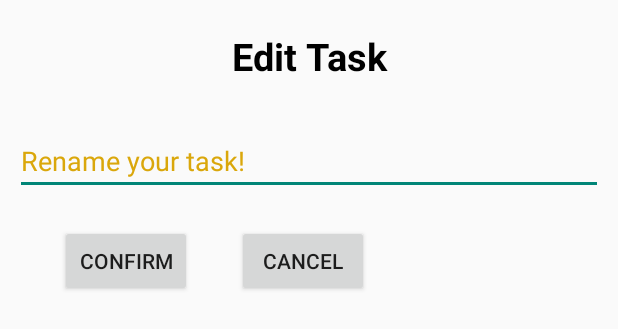
After one commit to lil-dua/todo_list, an Android app: the layout dialog_edit_task.xml on its own in the app's theme, with its tools: preview values and no code run, on a phone screen of 412 x 824 dp. The commit adds this screen. Shown: the top 329 px of the screen. Run offline under Robolectric (Android 15) with nearby library versions, the phone set to English and light mode, and no system bars.

Commit message:
to do list app

```diff
--- /dev/null
+++ b/app/src/main/res/layout/dialog_edit_task.xml
@@ -0,0 +1,47 @@
+<?xml version="1.0" encoding="utf-8"?>
+<RelativeLayout xmlns:android="http://schemas.android.com/apk/res/android"
+    android:layout_width="match_parent"
+    android:layout_height="match_parent">
+
+    <TextView
+        android:id="@+id/textViewEditTask"
+        android:layout_width="match_parent"
+        android:layout_height="wrap_content"
+        android:gravity="center"
+        android:padding="20dp"
+        android:text="Edit Task"
+        android:textColor="@color/black"
+        android:textSize="25dp"
+        android:textStyle="bold" />
+
+    <EditText
+        android:textColorHint="@color/yellow_dark"
+        android:textColor="@color/black"
+        android:hint="Rename your task!"
+        android:layout_margin="10dp"
+        android:id="@+id/editTextRenameTask"
+        android:layout_below="@id/textViewEditTask"
+        android:layout_width="match_parent"
+        android:layout_height="wrap_content"/>
+
+    <Button
+        android:layout_marginBottom="20dp"
+        android:id="@+id/btnConfirmTask"
+        android:layout_width="wrap_content"
+        android:layout_height="wrap_content"
+        android:layout_below="@id/editTextRenameTask"
+        android:layout_marginLeft="40dp"
+        android:layout_marginTop="10dp"
+        android:text="Confirm" />
+
+    <Button
+        android:layout_marginBottom="20dp"
+        android:id="@+id/btnCancelEditTask"
+        android:layout_width="wrap_content"
+        android:layout_height="wrap_content"
+        android:layout_below="@id/editTextRenameTask"
+        android:layout_marginLeft="30dp"
+        android:layout_marginTop="10dp"
+        android:layout_toRightOf="@id/btnConfirmTask"
+        android:text="Cancel" />
+</RelativeLayout>
--- a/app/src/main/res/values/colors.xml
+++ b/app/src/main/res/values/colors.xml
@@ -9,6 +9,7 @@
     <color name="black">#000000</color>
     <color name="black_6_C">#191414</color>
     <color name="white">#FFFFFFFF</color>
-    <color name="yellow_dark">#FFC107</color>
-    <color name="yellow_light">#FFEB3B</color>
+    <color name="yellow_dark">#FDDAA609</color>
+    <color name="yellow_light">#DFCE36</color>
+    <color name="actionBarTitleColor">#000000</color>
 </resources>
--- a/app/src/main/res/values/strings.xml
+++ b/app/src/main/res/values/strings.xml
@@ -1,3 +1,3 @@
 <resources>
-    <string name="app_name">TODOLIST APP</string>
+    <string name="app_name">TODOLIST APP </string>
 </resources>
--- a/app/src/main/res/values/themes.xml
+++ b/app/src/main/res/values/themes.xml
@@ -1,14 +1,15 @@
 <resources xmlns:tools="http://schemas.android.com/tools">
     <!-- Base application theme. -->
-    <style name="Theme.RTdList" parent="Theme.MaterialComponents.DayNight.NoActionBar">
+    <style name="Theme.RTdList" parent="Theme.MaterialComponents.DayNight.DarkActionBar.Bridge">
         <!-- Primary brand color. -->
-        <item name="colorPrimary">@color/yellow_light</item>
-        <item name="colorPrimaryVariant">@color/yellow_dark</item>
+        <item name="colorPrimary">@color/yellow_dark</item>
+        <item name="colorPrimaryVariant">@color/yellow_light</item>
         <item name="colorOnPrimary">@color/white</item>
         <!-- Secondary brand color. -->
-        <item name="colorSecondary">@color/teal_200</item>
-        <item name="colorSecondaryVariant">@color/teal_700</item>
+        <item name="colorSecondary">@color/yellow_dark</item>
+        <item name="colorSecondaryVariant">@color/yellow_dark</item>
         <item name="colorOnSecondary">@color/black_6_C</item>
+        <item name="titleTextColor">@color/black</item>
         <!-- Status bar color. -->
         <item name="android:statusBarColor" tools:targetApi="l">?attr/colorPrimaryVariant</item>
         <!-- Customize your theme here. -->
```
Also changed, not shown: app/src/main/java/tech/demoproject/todo_list/activity/MainActivity.java (+126 -3 lines), app/src/main/java/tech/demoproject/todo_list/adapter/TaskAdapter.java (+20 -3 lines), app/src/main/res/layout/dialog_add_task.xml (added, +49 -0 lines), app/src/main/res/menu/add_task.xml (added, +9 -0 lines), app/src/main/res/drawable/ic_add_task_50.png (added).
